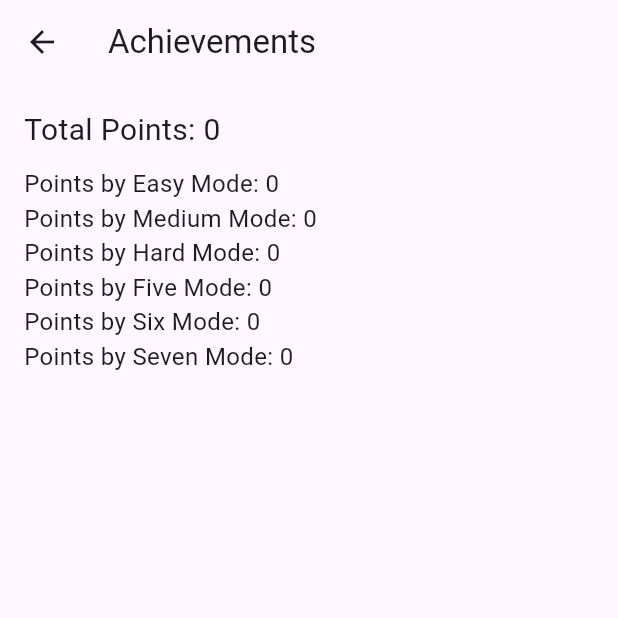
After one commit to giriksv/wordguessing, a Flutter app: the WordGuessScreen screen opened directly, after a tap on the "emoji events" icon, on a phone screen of 412 x 824 dp, the top half of it. The commit adds this screen. Run offline on Flutter 3.47's test engine with Material 3 defaults, Android fonts, the light colour scheme and no system bars; our stand-ins replace csv, shared_preferences, sqflite; accounts and stored records are empty.

Commit message:
database connectivity done and fetching is pending

```diff
--- /dev/null
+++ b/lib/achievement.dart
@@ -0,0 +1,57 @@
+import 'package:flutter/material.dart';
+import 'database_helper.dart';
+
+class AchievementScreen extends StatelessWidget {
+  @override
+  Widget build(BuildContext context) {
+    return Scaffold(
+      appBar: AppBar(
+        title: Text('Achievements'),
+      ),
+      body: FutureBuilder<Map<String, int>>(
+        future: loadPoints(),
+        builder: (context, snapshot) {
+          if (snapshot.connectionState == ConnectionState.waiting) {
+            return Center(child: CircularProgressIndicator());
+          } else if (snapshot.hasError) {
+            return Center(child: Text('Error loading points'));
+          } else {
+            final points = snapshot.data!;
+            return Padding(
+              padding: const EdgeInsets.all(16.0),
+              child: Column(
+                crossAxisAlignment: CrossAxisAlignment.start,
+                children: [
+                  Text('Total Points: ${points['total']}', style: TextStyle(fontSize: 20)),
+                  SizedBox(height: 10),
+                  Text('Points by Easy Mode: ${points['easy']}', style: TextStyle(fontSize: 16)),
+                  Text('Points by Medium Mode: ${points['medium']}', style: TextStyle(fontSize: 16)),
+                  Text('Points by Hard Mode: ${points['hard']}', style: TextStyle(fontSize: 16)),
+                  Text('Points by Five Mode: ${points['five']}', style: TextStyle(fontSize: 16)),
+                  Text('Points by Six Mode: ${points['six']}', style: TextStyle(fontSize: 16)),
+                  Text('Points by Seven Mode: ${points['seven']}', style: TextStyle(fontSize: 16)),
+                ],
+              ),
+            );
+          }
+        },
+      ),
+    );
+  }
+
+  Future<Map<String, int>> loadPoints() async {
+    final dbHelper = DatabaseHelper();
+    final totalPoints = await dbHelper.getTotalPoints();
+    final pointsByMode = await dbHelper.getPointsByMode();
+
+    return {
+      'total': totalPoints['total']!,
+      'easy': pointsByMode['easy']!,
+      'medium': pointsByMode['medium']!,
+      'hard': pointsByMode['hard']!,
+      'five': pointsByMode['five']!,
+      'six': pointsByMode['six']!,
+      'seven': pointsByMode['seven']!,
+    };
+  }
+}
--- /dev/null
+++ b/lib/database_helper.dart
@@ -0,0 +1,130 @@
+import 'package:sqflite/sqflite.dart';
+import 'package:path/path.dart';
+
+class DatabaseHelper {
+  static final DatabaseHelper _instance = DatabaseHelper._internal();
+  static Database? _database;
+
+  factory DatabaseHelper() {
+    return _instance;
+  }
+
+  DatabaseHelper._internal();
+
+  Future<Database> get database async {
+    if (_database != null) return _database!;
+    _database = await _initDatabase();
+    return _database!;
+  }
+
+  Future<Database> _initDatabase() async {
+    String path = join(await getDatabasesPath(), 'word_guessing.db');
+    return await openDatabase(
+      path,
+      version: 1,
+      onCreate: _onCreate,
+    );
+  }
+
+  Future<void> _onCreate(Database db, int version) async {
+    await db.execute('''
+      CREATE TABLE bymode (
+        id INTEGER PRIMARY KEY AUTOINCREMENT,
+        mode TEXT,
+        level INTEGER,
+        points INTEGER
+      )
+    ''');
+
+    await db.execute('''
+      CREATE TABLE byindex (
+        id INTEGER PRIMARY KEY AUTOINCREMENT,
+        index_level INTEGER,
+        points INTEGER
+      )
+    ''');
+  }
+
+  Future<void> insertOrUpdateByMode(String mode, int level, int points) async {
+    final db = await database;
+
+    var result = await db.rawQuery('''
+      SELECT * FROM bymode WHERE mode = ? AND level = ?
+    ''', [mode, level]);
+
+    if (result.isNotEmpty) {
+      int currentPoints = (result[0]['points'] as int?) ?? 0;
+      await db.update(
+        'bymode',
+        {'points': currentPoints + points},
+        where: 'mode = ? AND level = ?',
+        whereArgs: [mode, level],
+      );
+    } else {
+      await db.insert('bymode', {
+        'mode': mode,
+        'level': level,
+        'points': points,
+      });
+    }
+  }
+
+  Future<void> insertOrUpdateByIndex(int indexLevel, int points) async {
+    final db = await database;
+
+    var result = await db.rawQuery('''
+      SELECT * FROM byindex WHERE index_level = ?
+    ''', [indexLevel]);
+
+    if (result.isNotEmpty) {
+      int currentPoints = (result[0]['points'] as int?) ?? 0;
+      await db.update(
+        'byindex',
+        {'points': currentPoints + points},
+        where: 'index_level = ?',
+        whereArgs: [indexLevel],
+      );
+    } else {
+      await db.insert('byindex', {
+        'index_level': indexLevel,
+        'points': points,
+      });
+    }
+  }
+
+  Future<Map<String, int>> getTotalPoints() async {
+    final db = await database;
+
+    var byModeResult = await db.rawQuery('SELECT SUM(points) as total FROM bymode');
+    var byIndexResult = await db.rawQuery('SELECT SUM(points) as total FROM byindex');
+
+    int byModeTotal = byModeResult[0]['total'] as int? ?? 0;
+    int byIndexTotal = byIndexResult[0]['total'] as int? ?? 0;
+
+    return {
+      'total': byModeTotal + byIndexTotal,
+      'byModeTotal': byModeTotal,
+      'byIndexTotal': byIndexTotal,
+    };
+  }
+
+  Future<Map<String, int>> getPointsByMode() async {
+    final db = await database;
+
+    var easyResult = await db.rawQuery('SELECT SUM(points) as total FROM bymode WHERE mode = "easy"');
+    var mediumResult = await db.rawQuery('SELECT SUM(points) as total FROM bymode WHERE mode = "medium"');
+    var hardResult = await db.rawQuery('SELECT SUM(points) as total FROM bymode WHERE mode = "hard"');
+    var fiveResult = await db.rawQuery('SELECT SUM(points) as total FROM byindex WHERE index_level = 5');
+    var sixResult = await db.rawQuery('SELECT SUM(points) as total FROM byindex WHERE index_level = 6');
+    var sevenResult = await db.rawQuery('SELECT SUM(points) as total FROM byindex WHERE index_level = 7');
+
+    return {
+      'easy': easyResult[0]['total'] as int? ?? 0,
+      'medium': mediumResult[0]['total'] as int? ?? 0,
+      'hard': hardResult[0]['total'] as int? ?? 0,
+      'five': fiveResult[0]['total'] as int? ?? 0,
+      'six': sixResult[0]['total'] as int? ?? 0,
+      'seven': sevenResult[0]['total'] as int? ?? 0,
+    };
+  }
+}
--- a/pubspec.yaml
+++ b/pubspec.yaml
@@ -37,6 +37,7 @@ dependencies:
   cupertino_icons: ^1.0.6
   csv: ^5.0.0
   shared_preferences: ^2.3.2
+  sqflite: ^2.3.3+1
 
 dev_dependencies:
   flutter_test:
```
Also changed, not shown: lib/word_guess_screen.dart (+160 -119 lines), pubspec.lock, 1 other file.
